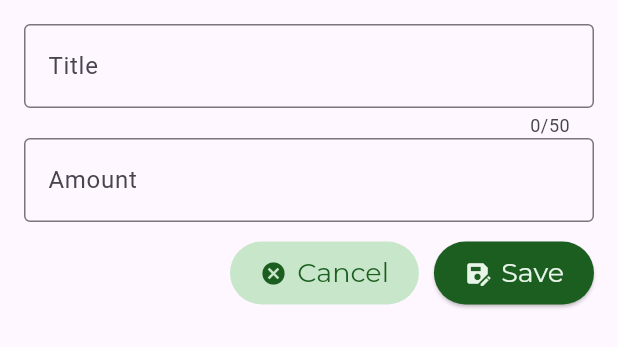
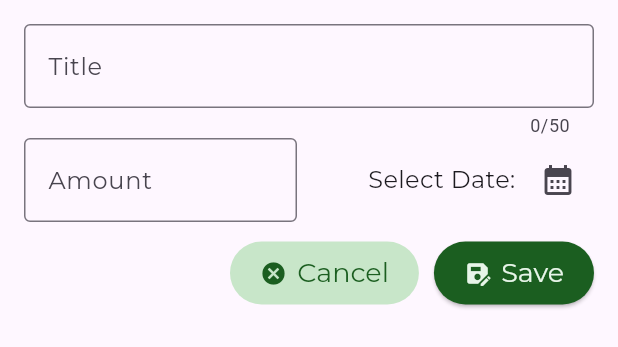
Before and after one commit to thanhnd3103/Flutter, a Flutter app: the AddExpense widget shown alone on an empty page, opened directly, on a phone screen of 412 x 824 dp. Shown: the top 347 px of the screen. Run offline on Flutter 3.47's test engine with Material 3 defaults, Android fonts, the phone set to English and light mode, and no system bars; our stand-ins replace google_fonts.

Commit message:
INFO: Navigator.Pop, DatePicker, Conflict between Row and TextField

```diff
--- a/cat_03_expense_tracker/lib/widgets/modals/add_expense.dart
+++ b/cat_03_expense_tracker/lib/widgets/modals/add_expense.dart
@@ -1,4 +1,5 @@
 import 'package:flutter/material.dart';
+import 'package:flutter/rendering.dart';
 import 'package:google_fonts/google_fonts.dart';
 
 class AddExpense extends StatefulWidget {
@@ -28,6 +29,17 @@ class _AddExpenseState extends State<AddExpense> {
     super.dispose();
   }
 
+  void _presentDatePicker() {
+    final now = DateTime.now();
+    final firstDate = DateTime(now.year - 1, now.month, now.day);
+    showDatePicker(
+      context: context,
+      initialDate: now,
+      firstDate: firstDate,
+      lastDate: now,
+    );
+  }
+
   @override
   Widget build(BuildContext context) {
     return Padding(
@@ -37,26 +49,53 @@ class _AddExpenseState extends State<AddExpense> {
           TextField(
             controller: _titleController,
             maxLength: 50,
-            decoration: const InputDecoration(
-              label: Text("Title"),
-              border: OutlineInputBorder(),
+            decoration: InputDecoration(
+              label: Text("Title", style: GoogleFonts.montserrat()),
+              border: const OutlineInputBorder(),
             ),
           ),
-          TextField(
-            controller: _amountController,
-            keyboardType: TextInputType.number,
-            decoration: const InputDecoration(
-              label: Text("Amount"),
-              prefixText: '\$',
-              border: OutlineInputBorder(),
-            ),
+          Row(
+            children: [
+              Expanded(
+                child: TextField(
+                  controller: _amountController,
+                  keyboardType: TextInputType.number,
+                  decoration: InputDecoration(
+                    label: Text("Amount", style: GoogleFonts.montserrat()),
+                    prefixText: '\$',
+                    border: const OutlineInputBorder(),
+                  ),
+                ),
+              ),
+              const SizedBox(
+                width: 16,
+              ),
+              Expanded(
+                child: Row(
+                  mainAxisAlignment: MainAxisAlignment.end,
+                  crossAxisAlignment: CrossAxisAlignment.center,
+                  children: [
+                    Text(
+                      "Select Date: ",
+                      style: GoogleFonts.montserrat(fontSize: 16),
+                    ),
+                    IconButton(
+                      onPressed: _presentDatePicker,
+                      icon: const Icon(Icons.calendar_month),
+                    ),
+                  ],
+                ),
+              ),
+            ],
           ),
           const SizedBox(height: 10),
           Row(
             children: [
               const Spacer(),
               TextButton.icon(
-                onPressed: () {},
+                onPressed: () {
+                  Navigator.pop(context);
+                },
                 label: const Text("Cancel"),
                 icon: const Icon(Icons.cancel),
                 style: TextButton.styleFrom(
@@ -73,9 +112,7 @@ class _AddExpenseState extends State<AddExpense> {
               ),
               const SizedBox(width: 10),
               ElevatedButton.icon(
-                onPressed: () {
-
-                },
+                onPressed: () {},
                 label: const Text("Save"),
                 icon: const Icon(Icons.save_as),
                 style: TextButton.styleFrom(
```
